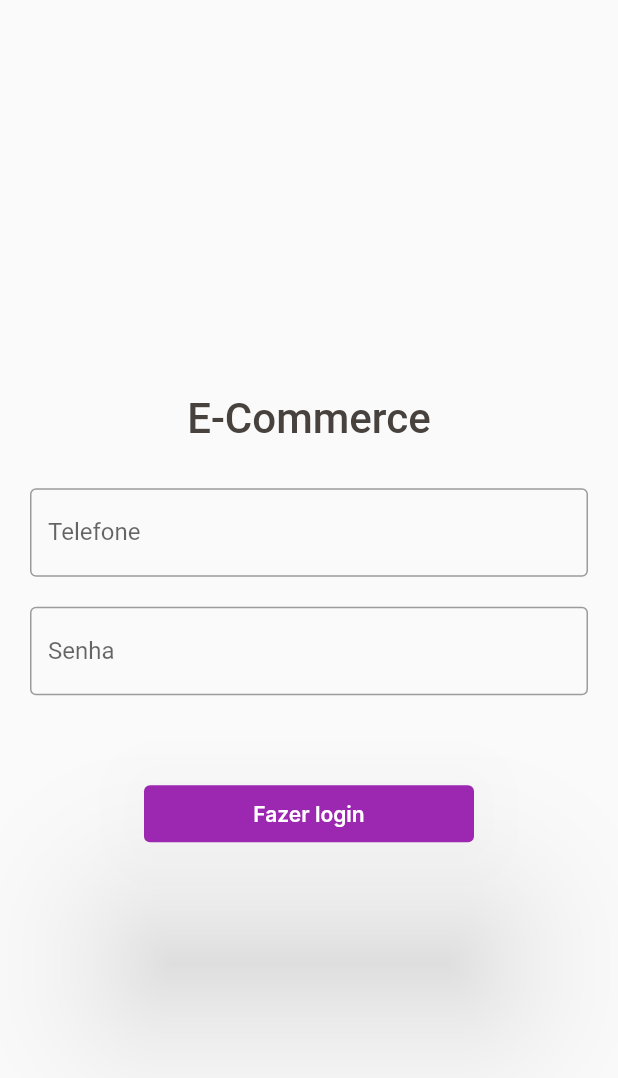
After one commit to PauloV-OFonseca/ecommerce, a Flutter app: the screen it shows after launch, on a phone screen of 412 x 824 dp. The commit adds this screen. Shown: the top 1078 px of the screen. Run offline on Flutter 3.47's test engine with Material 2 defaults, Android fonts, the phone set to English and light mode, and no system bars; Roboto replaces fonts that are missing (Inter, Rubik).

Commit message:
Separando a tela de login do main

```diff
--- /dev/null
+++ b/lib/app/data/login/views/login_view.dart
@@ -0,0 +1,45 @@
+import 'package:ecommerce/app/shared/components/app_input.dart';
+import 'package:ecommerce/app/shared/components/default_button.dart';
+import 'package:ecommerce/app/shared/consts/text_styles.dart';
+import 'package:flutter/material.dart';
+
+class LoginView extends StatefulWidget {
+  LoginView({Key? key}) : super(key: key);
+
+  @override
+  _LoginViewState createState() => _LoginViewState();
+}
+
+class _LoginViewState extends State<LoginView> {
+  @override
+  Widget build(BuildContext context) {
+    return Scaffold(
+      body: Center(
+        child: Column(
+          mainAxisAlignment: MainAxisAlignment.center,
+          children: <Widget>[
+            Text(
+              "E-Commerce",
+              textAlign: TextAlign.center,
+              style: TextStyles.TITLE_TEXT_STYLE,
+            ),
+            SizedBox(height: 30),
+            AppInput(labelText: "Telefone", onChanged: null),
+            SizedBox(height: 20),
+            AppInput(labelText: "Senha", onChanged: null),
+            SizedBox(height: 60),
+            DefaultButton(
+              text: "Fazer login",
+              onPressed: teste,
+              isLoading: false,
+            )
+          ],
+        ),
+      ),
+    );
+  }
+
+  teste() {
+    return;
+  }
+}
--- a/lib/app/shared/components/default_button.dart
+++ b/lib/app/shared/components/default_button.dart
@@ -6,19 +6,20 @@ class DefaultButton extends StatelessWidget {
   final String text;
   final Function onPressed;
   final double height;
+  final double width;
   final bool isLoading;
   final Color color;
   final bool isFloating;
-  final double width;
+
   const DefaultButton({
     Key? key,
     required this.text,
     required this.onPressed,
-    required this.height,
+    this.height = 28,
+    this.width = 220,
     required this.isLoading,
-    required this.color,
-    required this.isFloating,
-    required this.width,
+    this.color = Colors.purple,
+    this.isFloating = true,
   }) : super(key: key);
 
   @override
```
Also changed, not shown: lib/main.dart (+7 -63 lines), 1 other file.
